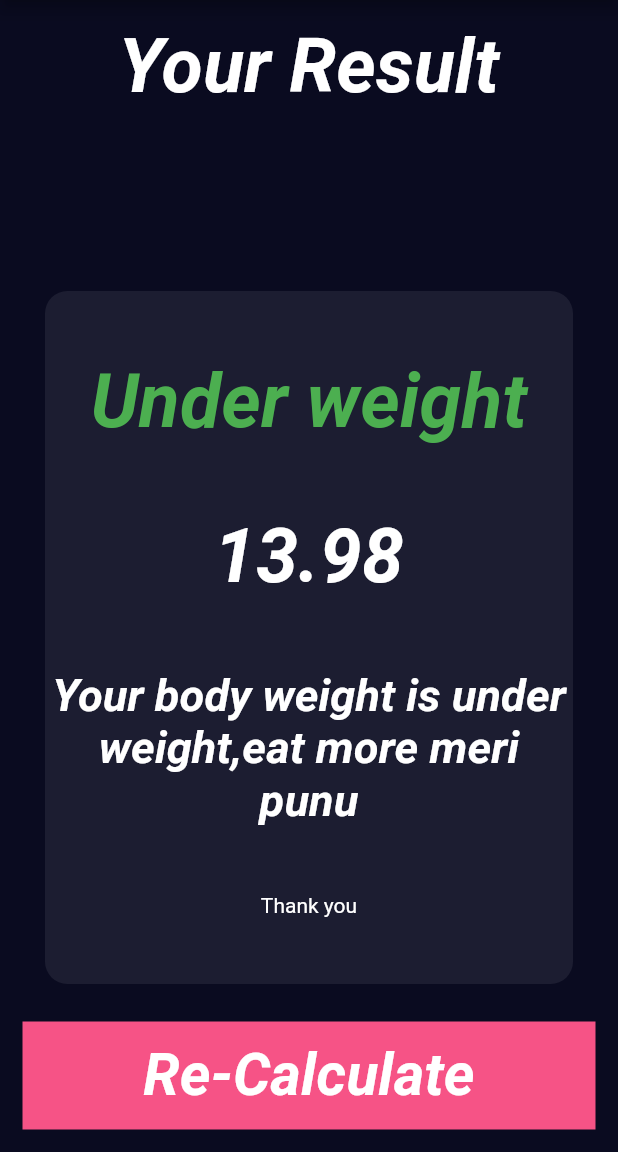
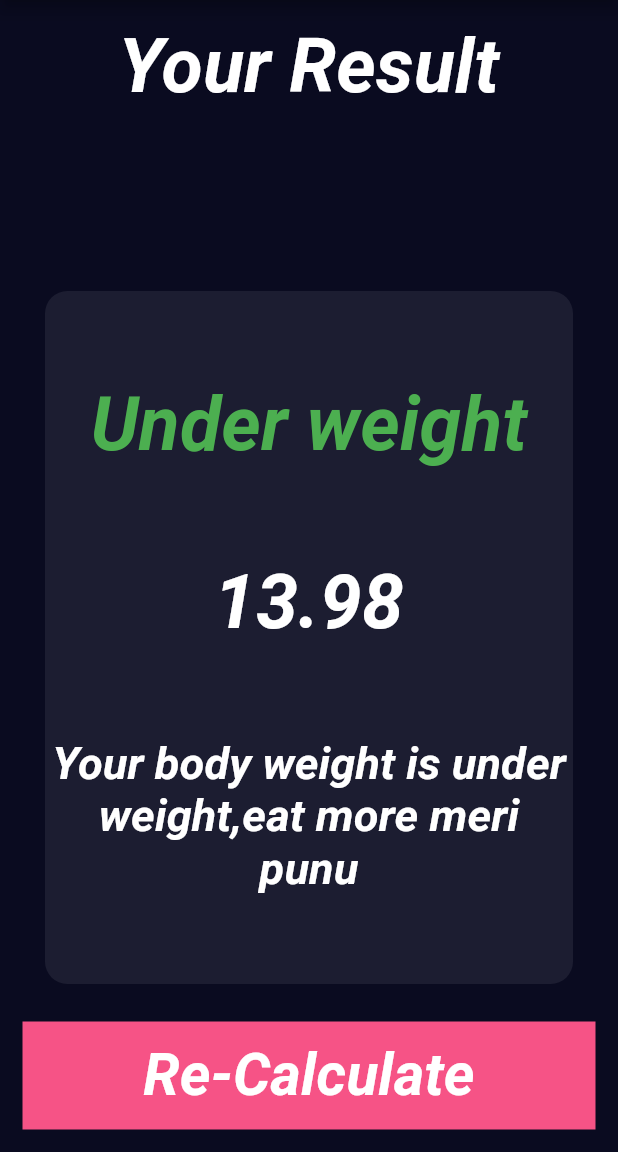
Before and after one commit to Delarram/bmicalculator, a Flutter app: the screen it shows after launch, after a tap on "Calculate", on a phone screen of 412 x 824 dp, the part 84-1236 px from its top. Run offline on Flutter 3.47's test engine with Material 2 defaults, Android fonts, the phone set to English and light mode, and no system bars; our stand-ins replace font_awesome_flutter.

Commit message:
dont bmi app with decoration

```diff
--- a/lib/result_page.dart
+++ b/lib/result_page.dart
@@ -48,8 +48,6 @@ class Resultpage extends StatelessWidget {
                     Text(advice,
                     textAlign: TextAlign.center,
                     style: constant.BodyText),
-                    Text("Thank you"),
-
                   ],
                 ),
               ),
```
